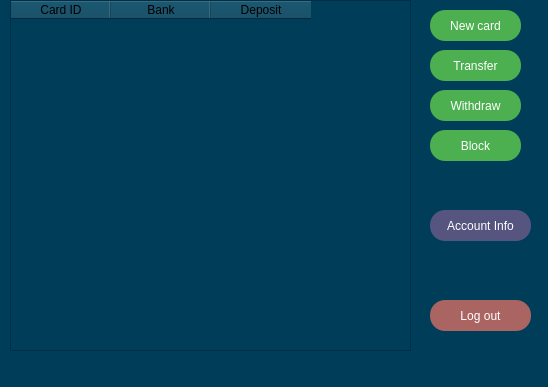
First picture: the form in modules/view/depositmanager.ui, repository ZhekLu/financial-system, before the edit.
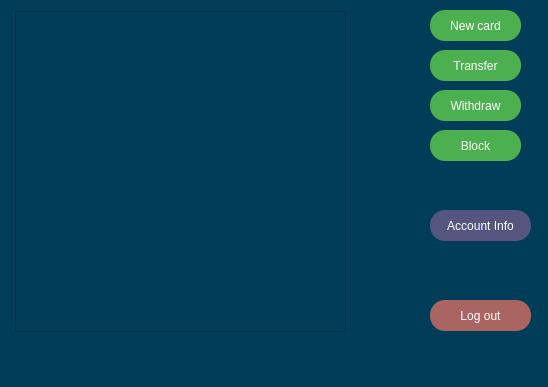
Second picture: the form after the edit.

Commit message: Base cards view realization

Diff of the .ui file:
```diff
--- a/modules/view/depositmanager.ui
+++ b/modules/view/depositmanager.ui
@@ -17,36 +17,6 @@
    <string notr="true">background-color: rgb(0, 61, 89);</string>
   </property>
   <widget class="QWidget" name="centralwidget">
-   <widget class="QTableWidget" name="tableWidget">
-    <property name="geometry">
-     <rect>
-      <x>10</x>
-      <y>0</y>
-      <width>401</width>
-      <height>351</height>
-     </rect>
-    </property>
-    <property name="font">
-     <font>
-      <pointsize>13</pointsize>
-     </font>
-    </property>
-    <column>
-     <property name="text">
-      <string notr="true">Card ID</string>
-     </property>
-    </column>
-    <column>
-     <property name="text">
-      <string>Bank</string>
-     </property>
-    </column>
-    <column>
-     <property name="text">
-      <string>Deposit</string>
-     </property>
-    </column>
-   </widget>
    <widget class="QPushButton" name="man_log_but">
     <property name="geometry">
      <rect>
@@ -279,6 +249,36 @@
      <string>Account Info</string>
     </property>
    </widget>
+   <widget class="QTableWidget" name="tableWidget">
+    <property name="geometry">
+     <rect>
+      <x>15</x>
+      <y>11</y>
+      <width>331</width>
+      <height>321</height>
+     </rect>
+    </property>
+    <property name="font">
+     <font>
+      <pointsize>14</pointsize>
+     </font>
+    </property>
+    <property name="styleSheet">
+     <string notr="true">color: rgb(255, 255, 255);</string>
+    </property>
+    <property name="editTriggers">
+     <set>QAbstractItemView::NoEditTriggers</set>
+    </property>
+    <property name="showGrid">
+     <bool>true</bool>
+    </property>
+    <attribute name="horizontalHeaderVisible">
+     <bool>false</bool>
+    </attribute>
+    <attribute name="verticalHeaderVisible">
+     <bool>false</bool>
+    </attribute>
+   </widget>
   </widget>
   <widget class="QMenuBar" name="menubar">
    <property name="geometry">
```
The commit also changes 8 other files.
